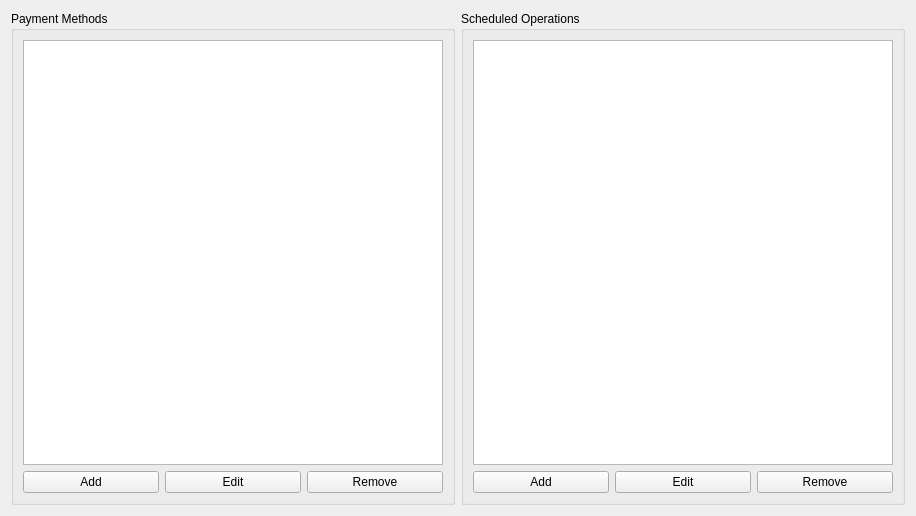
Qt form ui/viewers/accountviewer.ui (koromodako/picsou) before a commit.
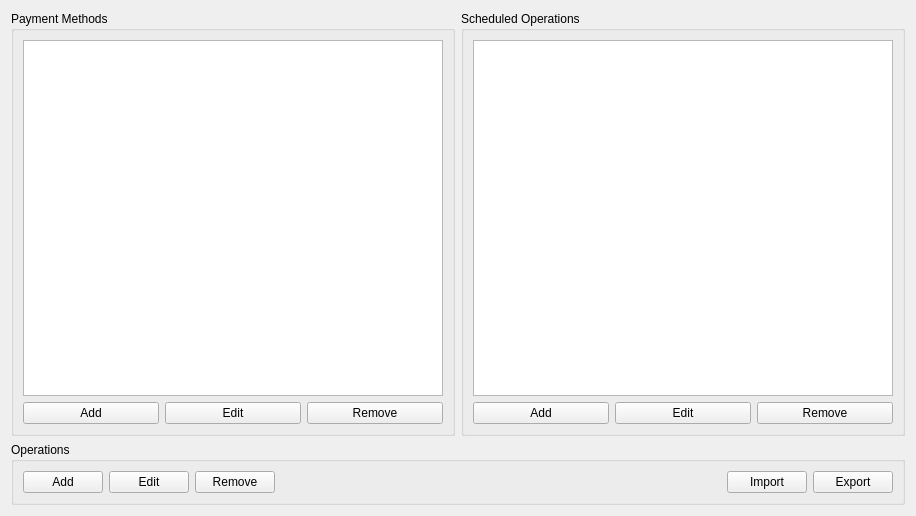
The same form after that commit. Icons and pictures are not drawn.

Commit message: Enhancements, import/export (untested) and fixes.

Patch:
```diff
--- a/ui/viewers/accountviewer.ui
+++ b/ui/viewers/accountviewer.ui
@@ -13,6 +13,8 @@
   <property name="windowTitle">
    <string>Form</string>
   </property>
+  <layout class="QVBoxLayout" name="verticalLayout_3">
+   <item>
   <layout class="QHBoxLayout" name="horizontalLayout">
    <item>
     <widget class="QGroupBox" name="pm_group">
@@ -129,6 +131,89 @@
     </widget>
    </item>
   </layout>
+   </item>
+   <item>
+    <widget class="QGroupBox" name="ops_group">
+     <property name="title">
+      <string>Operations</string>
+     </property>
+     <layout class="QVBoxLayout" name="ops_layout">
+      <item>
+       <layout class="QHBoxLayout" name="ops_buttons">
+        <item>
+         <widget class="QPushButton" name="add_op">
+          <property name="text">
+           <string>Add</string>
+          </property>
+          <property name="icon">
+           <iconset resource="../../picsou.qrc">
+            <normaloff>:/resources/material-design/svg/cart-plus.svg</normaloff>:/resources/material-design/svg/cart-plus.svg</iconset>
+          </property>
+         </widget>
+        </item>
+        <item>
+         <widget class="QPushButton" name="edit_op">
+          <property name="text">
+           <string>Edit</string>
+          </property>
+          <property name="icon">
+           <iconset resource="../../picsou.qrc">
+            <normaloff>:/resources/material-design/svg/pencil.svg</normaloff>:/resources/material-design/svg/pencil.svg</iconset>
+          </property>
+         </widget>
+        </item>
+        <item>
+         <widget class="QPushButton" name="remove_op">
+          <property name="text">
+           <string>Remove</string>
+          </property>
+          <property name="icon">
+           <iconset resource="../../picsou.qrc">
+            <normaloff>:/resources/material-design/svg/cart-off.svg</normaloff>:/resources/material-design/svg/cart-off.svg</iconset>
+          </property>
+         </widget>
+        </item>
+        <item>
+         <spacer name="horizontalSpacer">
+          <property name="orientation">
+           <enum>Qt::Horizontal</enum>
+          </property>
+          <property name="sizeHint" stdset="0">
+           <size>
+            <width>40</width>
+            <height>20</height>
+           </size>
+          </property>
+         </spacer>
+        </item>
+        <item>
+         <widget class="QPushButton" name="import_ops">
+          <property name="text">
+           <string>Import</string>
+          </property>
+          <property name="icon">
+           <iconset resource="../../picsou.qrc">
+            <normaloff>:/resources/material-design/svg/file-import.svg</normaloff>:/resources/material-design/svg/file-import.svg</iconset>
+          </property>
+         </widget>
+        </item>
+        <item>
+         <widget class="QPushButton" name="export_ops">
+          <property name="text">
+           <string>Export</string>
+          </property>
+          <property name="icon">
+           <iconset resource="../../picsou.qrc">
+            <normaloff>:/resources/material-design/svg/file-export.svg</normaloff>:/resources/material-design/svg/file-export.svg</iconset>
+          </property>
+         </widget>
+        </item>
+       </layout>
+      </item>
+     </layout>
+    </widget>
+   </item>
+  </layout>
   <action name="action_add_pm">
    <property name="icon">
     <iconset resource="../../picsou.qrc">
```
Left out of the diff: 45 changed lines with no effect on the pictures. Lines whose indentation alone changed are shown as unchanged. The commit also changes 47 other files.
